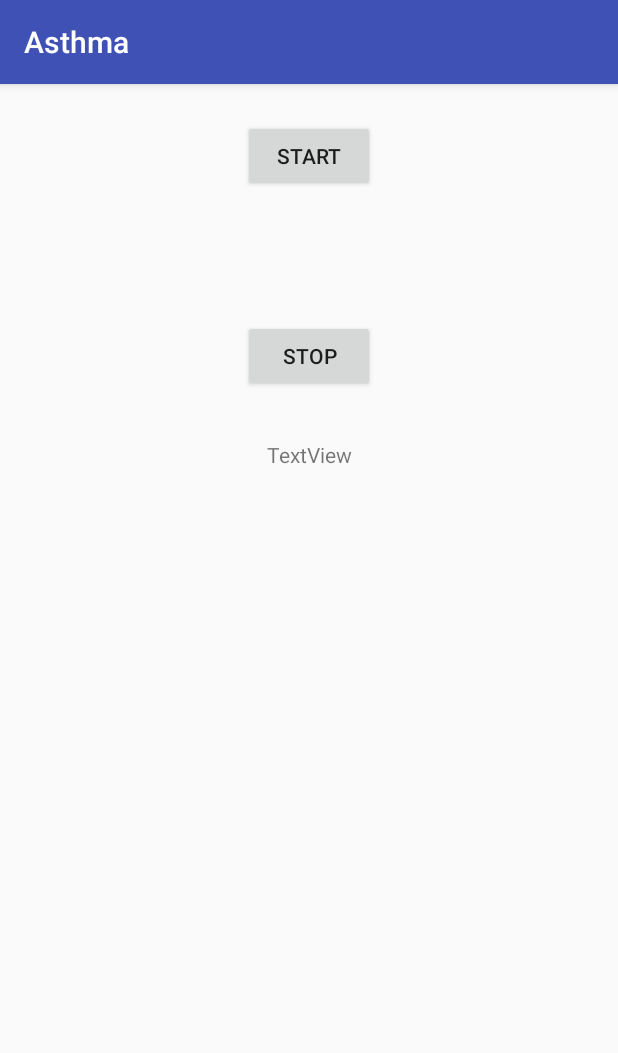
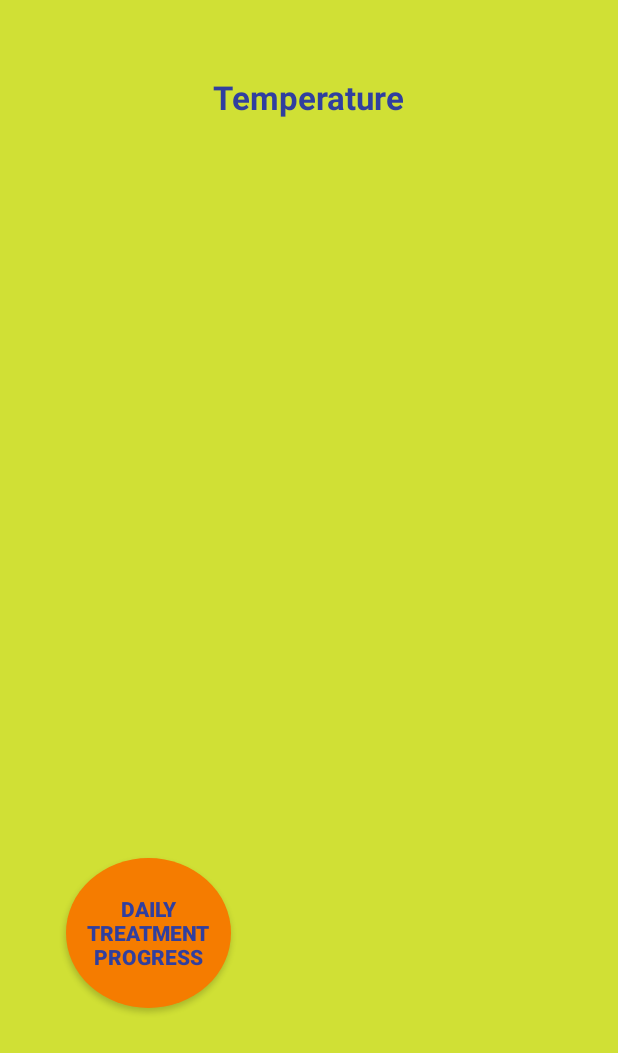
Before and after one commit to MuradAhmad/Asthma, an Android app: the screen it shows after launch (MainActivity), on a phone screen of 412 x 824 dp. Shown: the top 1053 px of the screen. Run offline under Robolectric (Android 15) with nearby library versions, the phone set to English and light mode, and no system bars; libraries missing offline, so code that uses them is left out: com.neovisionaries.bluetooth, org.altbeacon.beacon; 1 statement that could not run was skipped.

Commit message:
UI update
UI update

```diff
--- a/app/src/main/java/com/example/murahmad/asthma/MainActivity.java
+++ b/app/src/main/java/com/example/murahmad/asthma/MainActivity.java
@@ -79,7 +79,6 @@ public class MainActivity extends AppCompatActivity {
     private static int MAX_SCAN_TIME_MS = 1000;
 
 
-    Button btnStart, btnStop;
     TextView txtTemperature;
 
     private BeaconManager beaconManager = null;
@@ -99,9 +98,7 @@ public class MainActivity extends AppCompatActivity {
         setContentView(R.layout.activity_main);
 
 
-        btnStart = (Button) findViewById(R.id.btnStart);
 
-        btnStop = (Button) findViewById(R.id.btnStop);
         txtTemperature = (TextView) findViewById(R.id.txtTemperature);
 
         requestPermissions(new String[]{Manifest.permission.ACCESS_COARSE_LOCATION}, 1234);
--- /dev/null
+++ b/app/src/main/res/drawable/round_circle_button.xml
@@ -0,0 +1,15 @@
+<?xml version="1.0" encoding="utf-8"?>
+<selector xmlns:android="http://schemas.android.com/apk/res/android">
+
+
+    <item >
+        <shape android:shape="oval">
+
+            <solid android:color="@color/colorOrange"/>
+
+            <corners android:radius="10dp"/>
+        </shape>
+    </item>
+
+
+</selector>
--- a/app/src/main/res/layout/activity_main.xml
+++ b/app/src/main/res/layout/activity_main.xml
@@ -1,12 +1,13 @@
 <?xml version="1.0" encoding="utf-8"?>
-<android.support.constraint.ConstraintLayout xmlns:android="http://schemas.android.com/apk/res/android"
+<RelativeLayout xmlns:android="http://schemas.android.com/apk/res/android"
     xmlns:app="http://schemas.android.com/apk/res-auto"
     xmlns:tools="http://schemas.android.com/tools"
     android:layout_width="match_parent"
     android:layout_height="match_parent"
-    tools:context=".MainActivity">
+    tools:context=".MainActivity"
+    android:background="@color/colorBg">
 
-    <Button
+    <!--<Button
         android:id="@+id/btnStart"
         android:layout_width="wrap_content"
         android:layout_height="wrap_content"
@@ -32,17 +33,35 @@
         android:text="Stop"
         app:layout_constraintEnd_toEndOf="parent"
         app:layout_constraintStart_toStartOf="parent"
-        app:layout_constraintTop_toBottomOf="@+id/btnStart" />
+        app:layout_constraintTop_toBottomOf="@+id/btnStart" />-->
 
     <TextView
         android:id="@+id/txtTemperature"
         android:layout_width="wrap_content"
         android:layout_height="wrap_content"
-        android:layout_marginEnd="24dp"
-        android:layout_marginStart="24dp"
-        android:layout_marginTop="32dp"
-        android:text="TextView"
-        app:layout_constraintEnd_toEndOf="parent"
-        app:layout_constraintStart_toStartOf="parent"
-        app:layout_constraintTop_toBottomOf="@+id/btnStop" />
-</android.support.constraint.ConstraintLayout>
+
+        android:layout_alignParentTop="true"
+        android:layout_centerHorizontal="true"
+        android:layout_marginTop="50dp"
+        android:text="Temperature"
+        android:textSize="22sp"
+        android:textStyle="bold"
+        android:textColor="@color/colorPrimaryDark"
+        />
+
+    <Button
+        android:id="@+id/btnTreatment"
+        android:layout_width="110dp"
+        android:layout_height="100dp"
+        android:layout_alignParentBottom="true"
+        android:layout_alignParentStart="true"
+
+        android:layout_marginBottom="152dp"
+
+
+        android:layout_marginStart="44dp"
+        android:background="@drawable/round_circle_button"
+        android:text="Daily treatment progress"
+        android:textColor="@color/colorPrimaryDark"
+        android:textStyle="bold"/>
+</RelativeLayout>
--- a/app/src/main/res/values/colors.xml
+++ b/app/src/main/res/values/colors.xml
@@ -3,4 +3,11 @@
     <color name="colorPrimary">#3F51B5</color>
     <color name="colorPrimaryDark">#303F9F</color>
     <color name="colorAccent">#FF4081</color>
+    <color name="colorWhite">#FFffff</color>
+    <color name="colorBg">#d0e035</color>
+    <color name="colorYellow">#fbcb04</color>
+    <color name="colorOrange">#f57c00</color>
+    <color name="colorTransparent">#80ffffff</color>
+    #f57c00
+
 </resources>
--- a/app/src/main/res/values/styles.xml
+++ b/app/src/main/res/values/styles.xml
@@ -1,7 +1,7 @@
 <resources>
 
     <!-- Base application theme. -->
-    <style name="AppTheme" parent="Theme.AppCompat.Light.DarkActionBar">
+    <style name="AppTheme" parent="Theme.AppCompat.Light.NoActionBar">
         <!-- Customize your theme here. -->
         <item name="colorPrimary">@color/colorPrimary</item>
         <item name="colorPrimaryDark">@color/colorPrimaryDark</item>
```
Also changed, not shown: app/src/main/java/com/example/murahmad/asthma/Login.java (added, +8 -0 lines), app/src/main/java/com/example/murahmad/asthma/RuuviTagScanner.java (+7 -0 lines), app/src/main/java/com/example/murahmad/asthma/UserRegister.java (added, +90 -0 lines), app/src/main/res/drawable/ic_account_circle_24dp.xml (added, +9 -0 lines), app/src/main/res/drawable/ic_lock_24dp.xml (added, +9 -0 lines), app/src/main/res/drawable/ic_lock_open_24dp.xml (added, +9 -0 lines), app/src/main/res/drawable/ic_person_24dp.xml (added, +9 -0 lines), app/src/main/res/drawable/login_button.xml (added, +33 -0 lines), app/src/main/res/drawable/round_white_bg.xml (added, +13 -0 lines), app/src/main/res/drawable/transparent_white_rect.xml (added, +13 -0 lines), app/src/main/res/layout/activity_login.xml (added, +129 -0 lines), app/src/main/res/layout/activity_userregister.xml (added, +164 -0 lines).
